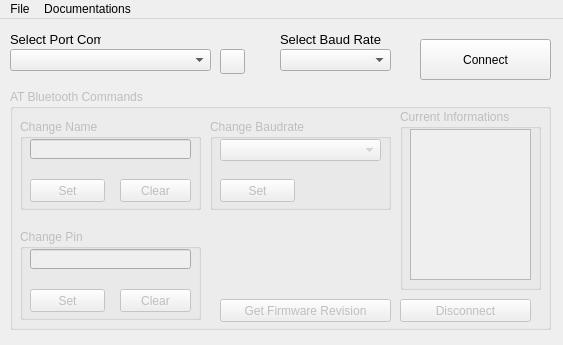
This is mainwindow.ui in Hantse/SerialBluetoothATCommands as Qt 5 draws it before an edit. The edited form follows.
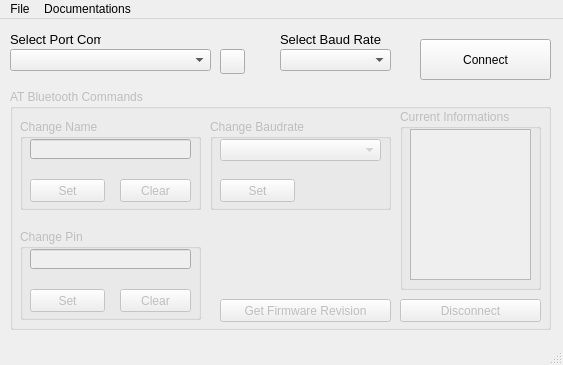
This is the edited form. Icons and pictures are not drawn.

Commit message: Status Bard Update

What changed in the file:
```diff
--- a/mainwindow.ui
+++ b/mainwindow.ui
@@ -7,19 +7,19 @@
     <x>0</x>
     <y>0</y>
     <width>563</width>
-    <height>345</height>
+    <height>365</height>
    </rect>
   </property>
   <property name="minimumSize">
    <size>
     <width>563</width>
-    <height>345</height>
+    <height>365</height>
    </size>
   </property>
   <property name="maximumSize">
    <size>
     <width>563</width>
-    <height>354</height>
+    <height>365</height>
    </size>
   </property>
   <property name="windowTitle">
@@ -250,7 +250,7 @@
       <rect>
        <x>390</x>
        <y>210</y>
-       <width>131</width>
+       <width>141</width>
        <height>23</height>
       </rect>
      </property>
@@ -355,6 +355,7 @@
    <addaction name="menuFile"/>
    <addaction name="menuArduino_Code"/>
   </widget>
+  <widget class="QStatusBar" name="statusBar"/>
   <action name="actionExit">
    <property name="icon">
     <iconset resource="resources.qrc">
```
Left out of the diff: 3 changed lines with no effect on the pictures. The commit also changes 1 other file.
